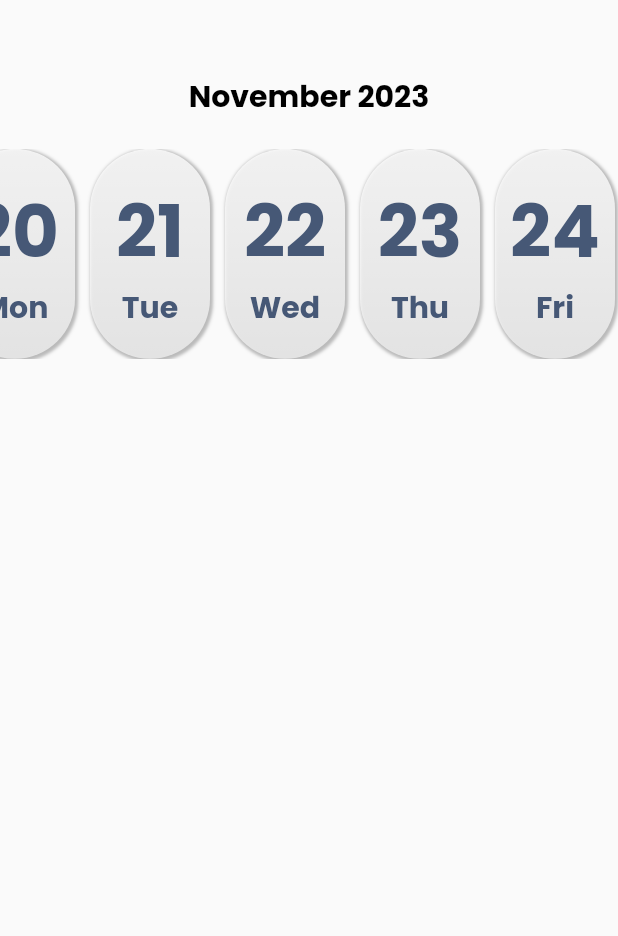
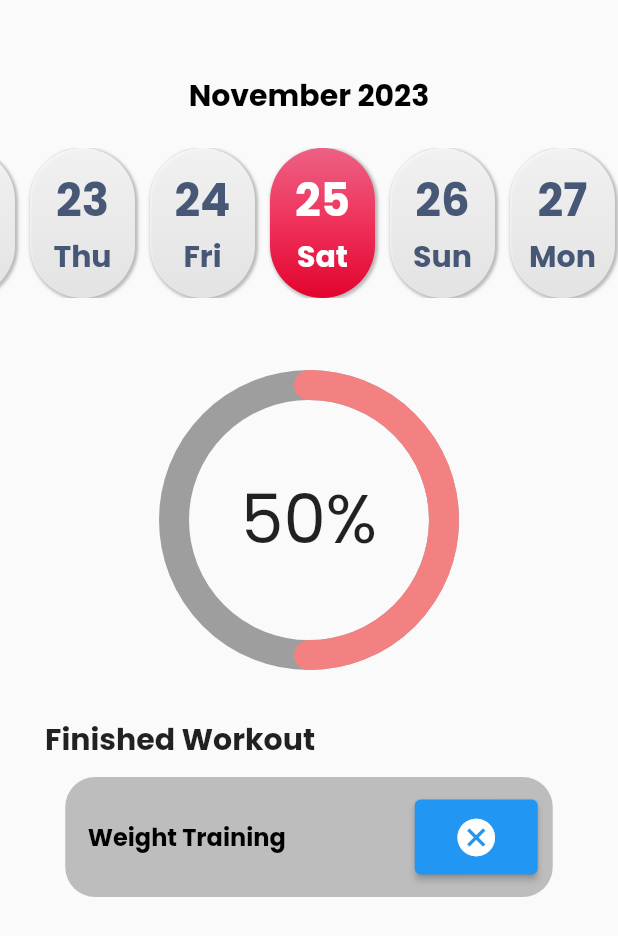
Before and after one commit to teerutt/FitPang, a Flutter app: the Insight2 screen opened directly, on a phone screen of 412 x 824 dp. Shown: the top 936 px of the screen. Run offline on Flutter 3.47's test engine with Material 2 defaults, Android fonts, the phone set to English and light mode, and no system bars; drawn by our look-alikes of percent_indicator; our stand-ins replace carousel_slider.

Commit message:
add insight

```diff
--- a/lib/view/homedashboard/insight2.dart
+++ b/lib/view/homedashboard/insight2.dart
@@ -1,7 +1,10 @@
 import 'package:flutter/gestures.dart';
 import 'package:flutter/material.dart';
+import 'package:fitpang/common/color_extension.dart';
 import 'package:fitpang/common/color_utils.dart';
 import 'package:fitpang/common_widget/date_utils.dart' as date_util;
+import 'package:percent_indicator/circular_percent_indicator.dart';
+import 'package:percent_indicator/percent_indicator.dart';
 
 class Insight2 extends StatefulWidget {
   final String title;
@@ -19,6 +22,7 @@ class _Insight2State extends State<Insight2> {
   DateTime currentDateTime = DateTime.now();
   List<String> todos = <String>[];
   TextEditingController controller = TextEditingController();
+  bool click = true;
 
   @override
   void initState() {
@@ -46,7 +50,7 @@ class _Insight2State extends State<Insight2> {
   Widget hrizontalCapsuleListView() {
     return Container(
       width: width,
-      height: 140,
+      height: 100,
       child: ListView.builder(
         controller: scrollController,
         scrollDirection: Axis.horizontal,
@@ -70,8 +74,8 @@ class _Insight2State extends State<Insight2> {
             });
           },
           child: Container(
-            width: 80,
-            height: 140,
+            width: 70,
+            height: 100,
             decoration: BoxDecoration(
                 gradient: LinearGradient(
                     colors: (currentMonthList[index].day != currentDateTime.day)
@@ -105,7 +109,7 @@ class _Insight2State extends State<Insight2> {
                   Text(
                     currentMonthList[index].day.toString(),
                     style: TextStyle(
-                        fontSize: 48,
+                        fontSize: 30,
                         fontWeight: FontWeight.bold,
                         color:
                             (currentMonthList[index].day != currentDateTime.day)
@@ -132,7 +136,7 @@ class _Insight2State extends State<Insight2> {
 
   Widget topView() {
     return Container(
-      height: height * 0.35,
+      height: height * 0.30,
       width: width,
       // decoration: BoxDecoration(
       //   gradient: LinearGradient(
@@ -295,12 +299,108 @@ class _Insight2State extends State<Insight2> {
     height = MediaQuery.of(context).size.height;
 
     return Scaffold(
+      // backgroundColor: TColor.white,
       body: SafeArea(
-        child: Stack(
-          children: <Widget>[topView(), todoList()],
+        child: SingleChildScrollView(
+          physics: BouncingScrollPhysics(),
+          child: Center(
+            child: Column(
+              children: [
+                Stack(
+                  children: <Widget>[
+                    topView(),
+                    todoList(),
+                    Positioned(
+                      bottom: MediaQuery.of(context).size.height * 0.45,
+                      left: 0,
+                      right: 0,
+                      child: CircularPercentIndicator(
+                        // animation: true,
+                        // animationDuration: 10000,
+                        radius: 100,
+                        lineWidth: 20,
+                        percent: 0.5,
+                        progressColor: TColor.primaryColor1,
+                        backgroundColor: Colors.grey,
+                        circularStrokeCap: CircularStrokeCap.round,
+                        center:
+                            const Text("50%", style: TextStyle(fontSize: 45)),
+                      ),
+                    ),
+                    Positioned(
+                      bottom: MediaQuery.of(context).size.height * 0.23,
+                      left: 0,
+                      right: 0,
+                      child: Padding(
+                        padding: const EdgeInsets.all(30.0),
+                        child: Column(
+                          children: [
+                            Row(
+                              mainAxisAlignment: MainAxisAlignment.start,
+                              children: [
+                                Text("Finished Workout",
+                                    style: TextStyle(
+                                        fontSize: 20,
+                                        fontWeight: FontWeight.bold))
+                              ],
+                            ),
+                            SizedBox(height: 10.0),
+                            Container(
+                              alignment: Alignment.center,
+                              width: 325,
+                              height: 80,
+                              decoration: BoxDecoration(
+                                borderRadius: BorderRadius.circular(20.0),
+                                color: Colors.grey[400],
+                              ),
+                              child: Row(
+                                mainAxisAlignment:
+                                    MainAxisAlignment.spaceBetween,
+                                children: [
+                                  Padding(
+                                    padding: const EdgeInsets.all(15.0),
+                                    child: Text(
+                                      "Weight Training",
+                                      style: TextStyle(
+                                        fontSize: 16,
+                                        fontWeight: FontWeight.bold,
+                                        color: Colors.black,
+                                      ),
+                                    ),
+                                  ),
+                                  Padding(
+                                    padding: const EdgeInsets.all(10.0),
+                                    child: ElevatedButton(
+                                      onPressed: () {
+                                        setState(() {
+                                          click = !click;
+                                        });
+                                      },
+                                      child: Padding(
+                                        padding: const EdgeInsets.all(10.0),
+                                        child: Icon(
+                                          (click == false)
+                                              ? Icons.add_task
+                                              : Icons.cancel,
+                                          size: 30,
+                                        ),
+                                      ),
+                                    ),
+                                  ),
+                                ],
+                              ),
+                            )
+                          ],
+                        ),
+                      ),
+                    ),
+                  ],
+                ),
+              ],
+            ),
+          ),
         ),
       ),
-      // floatingActionButton: floatingActionBtn(),
     );
   }
 }
--- a/pubspec.yaml
+++ b/pubspec.yaml
@@ -35,6 +35,7 @@ dependencies:
   # Use with the CupertinoIcons class for iOS style icons.
   cupertino_icons: ^1.0.2
   carousel_slider: ^4.2.1
+  percent_indicator: ^4.2.3
 
   flutter_launcher_icons: ^0.13.1
   intl: ^0.18.1
```
Also changed, not shown: pubspec.lock.
